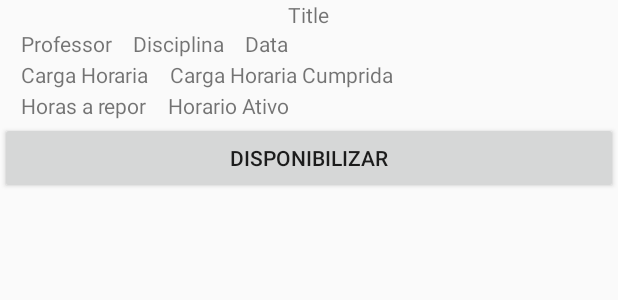
After one commit to RodrigoAzuos/PresenceBarCode, an Android app: the layout activity_horario_detail.xml on its own in the app's theme, with its tools: preview values and no code run, on a phone screen of 412 x 824 dp. The commit adds this screen. Shown: the top 300 px of the screen. Run offline under Robolectric (Android 15) with nearby library versions, the light colour scheme and no system bars.

Commit message:
Add Activities de gerencia de disponibilidade de horarios

```diff
--- a/PresencebarCode/app/src/main/AndroidManifest.xml
+++ b/PresencebarCode/app/src/main/AndroidManifest.xml
@@ -17,6 +17,9 @@
         android:roundIcon="@mipmap/ic_launcher_round"
         android:supportsRtl="true"
         android:theme="@style/AppTheme">
+        <activity android:name=".HorarioDisponivelActivity"></activity>
+        <activity android:name=".HorarioDetailActivity" />
+        <activity android:name=".HorarioActivity" />
         <activity
             android:name=".MainActivity"
             android:screenOrientation="portrait">
@@ -29,8 +32,7 @@
         <activity
             android:name=".FullscreenActivity"
             android:configChanges="orientation|screenSize"
-            android:theme="@style/FullscreenTheme"
-            />
+            android:theme="@style/FullscreenTheme" />
     </application>
 
 </manifest>
--- /dev/null
+++ b/PresencebarCode/app/src/main/res/layout/activity_horario_detail.xml
@@ -0,0 +1,103 @@
+<?xml version="1.0" encoding="utf-8"?>
+<LinearLayout
+    xmlns:android="http://schemas.android.com/apk/res/android"
+    xmlns:app="http://schemas.android.com/apk/res-auto"
+    xmlns:tools="http://schemas.android.com/tools"
+    android:layout_width="match_parent"
+    android:layout_height="match_parent"
+    android:orientation="vertical"
+    tools:context=".HorarioDetailActivity">
+    <TextView
+        android:id="@+id/txt_title_detail"
+        android:layout_width="wrap_content"
+        android:layout_height="wrap_content"
+        android:text="Title"
+        android:layout_gravity="center"
+        />
+    <LinearLayout
+        android:layout_width="match_parent"
+        android:layout_height="wrap_content"
+        android:orientation="horizontal"
+        >
+        <TextView
+            android:id="@+id/txt_professor_nome"
+            android:layout_width="wrap_content"
+            android:layout_height="wrap_content"
+            android:layout_marginLeft="14sp"
+            android:text="Professor"/>
+        <TextView
+            android:id="@+id/txt_disciplina_nome"
+            android:layout_width="wrap_content"
+            android:layout_height="wrap_content"
+            android:layout_marginLeft="14sp"
+            android:text="Disciplina"/>
+        <TextView
+            android:id="@+id/txt_data"
+            android:layout_width="wrap_content"
+            android:layout_height="wrap_content"
+            android:layout_marginLeft="14sp"
+            android:text="Data"/>
+    </LinearLayout>
+    <View
+        android:layout_width="wrap_content"
+        android:layout_height="2px"/>
+    <LinearLayout
+        android:layout_width="match_parent"
+        android:layout_height="wrap_content"
+        android:orientation="horizontal"
+        >
+        <TextView
+            android:id="@+id/txt_carga_horaria"
+            android:layout_width="wrap_content"
+            android:layout_height="wrap_content"
+            android:layout_marginLeft="14sp"
+            android:text="Carga Horaria"/>
+        <TextView
+            android:id="@+id/txt_carga_horaria_cumprida"
+            android:layout_width="wrap_content"
+            android:layout_height="wrap_content"
+            android:layout_marginLeft="14sp"
+            android:text="Carga Horaria Cumprida"/>
+
+    </LinearLayout>
+    <View
+        android:layout_width="wrap_content"
+        android:layout_height="2px"/>
+    <LinearLayout
+        android:layout_width="match_parent"
+        android:layout_height="wrap_content"
+        android:orientation="horizontal"
+        >
+        <TextView
+            android:id="@+id/txt_horas_falta"
+            android:layout_width="wrap_content"
+            android:layout_height="wrap_content"
+            android:layout_marginLeft="14sp"
+            android:text="Horas a repor"/>
+        <TextView
+            android:id="@+id/txt_disponivel"
+            android:layout_width="wrap_content"
+            android:layout_height="wrap_content"
+            android:layout_marginLeft="14sp"
+            android:text="Horario Ativo"/>
+
+    </LinearLayout>
+    <View
+        android:layout_width="wrap_content"
+        android:layout_height="2px"/>
+    <Button
+        android:id="@+id/bt_disponibilizar"
+        android:layout_width="match_parent"
+        android:layout_height="wrap_content"
+        android:onClick="disponiblizar"
+        android:text="disponibilizar"/>
+
+    <Button
+        android:id="@+id/bt_cancelar"
+        android:layout_width="match_parent"
+        android:layout_height="wrap_content"
+        android:text="Cancelar"
+        android:onClick="cancelarDispon"
+        android:visibility="invisible"/>
+
+</LinearLayout>
--- a/PresencebarCode/app/src/main/res/values/strings.xml
+++ b/PresencebarCode/app/src/main/res/values/strings.xml
@@ -19,4 +19,5 @@
     <string name="unrecognized_code">Código não reconhecido.</string>
     <string name="next_bar_code">Aguardando próxima leitura</string>
     <string name="all_readers">Lista de matriculas lidas</string>
+    <string name="action_horario">Horários</string>
 </resources>
--- a/PresencebarCode/build.gradle
+++ b/PresencebarCode/build.gradle
@@ -7,7 +7,7 @@ buildscript {
         jcenter()
     }
     dependencies {
-        classpath 'com.android.tools.build:gradle:3.1.0'
+        classpath 'com.android.tools.build:gradle:3.3.2'
 
 
         // NOTE: Do not place your application dependencies here; they belong
```
Also changed, not shown: PresencebarCode/app/src/main/java/com/example/rodrigosouza/presencebarcode/HorarioActivity.java (added, +30 -0 lines), PresencebarCode/app/src/main/java/com/example/rodrigosouza/presencebarcode/HorarioDetailActivity.java (added, +43 -0 lines), PresencebarCode/app/src/main/java/com/example/rodrigosouza/presencebarcode/HorarioDisponivelActivity.java (added, +13 -0 lines), PresencebarCode/app/src/main/java/com/example/rodrigosouza/presencebarcode/MainActivity.java (+28 -0 lines), PresencebarCode/app/src/main/res/layout/activity_horario.xml (added, +23 -0 lines), PresencebarCode/app/src/main/res/layout/activity_horario_disponivel.xml (added, +20 -0 lines), PresencebarCode/app/src/main/res/menu/main.xml (added, +8 -0 lines), PresencebarCode/gradle/wrapper/gradle-wrapper.properties.
